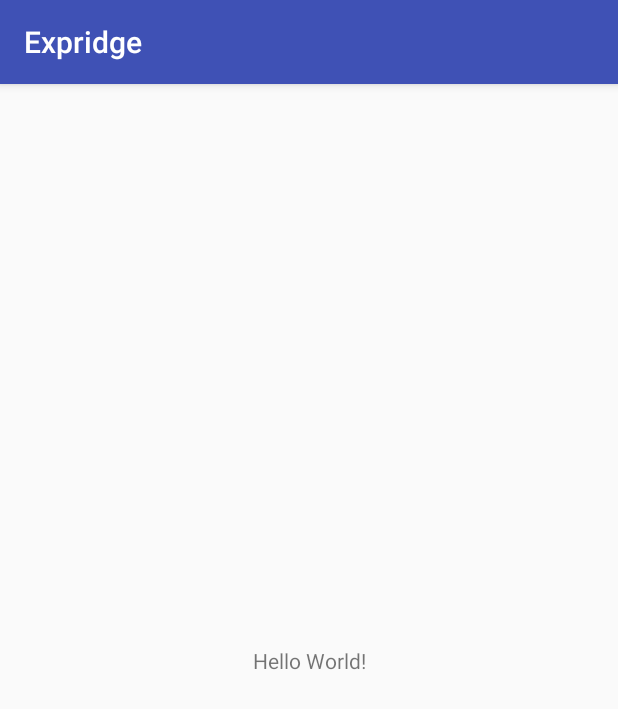
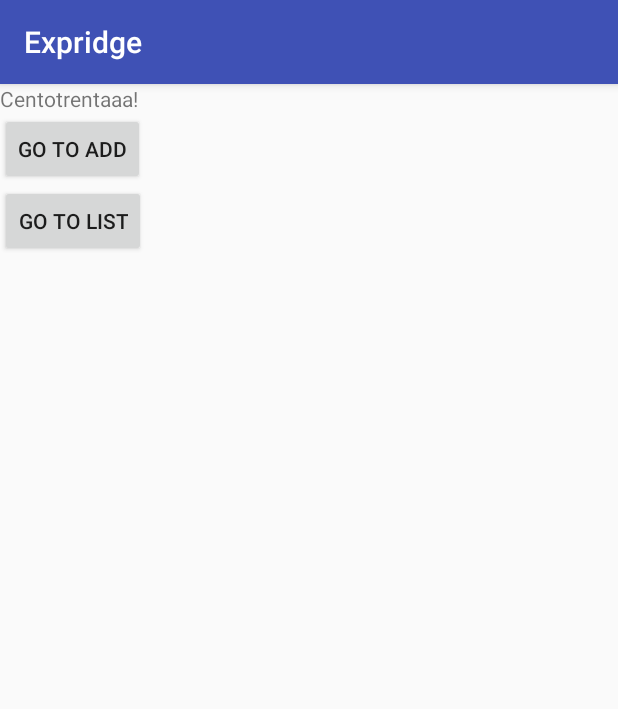
Before and after one commit to micmec/Expridge, an Android app: the screen it shows after launch (MainActivity), on a phone screen of 412 x 824 dp. Shown: the top 709 px of the screen. Run offline under Robolectric (Android 15) with nearby library versions, the phone set to English and light mode, and no system bars.

Commit message:
Split activities to work on different stuff

```diff
--- a/app/src/main/AndroidManifest.xml
+++ b/app/src/main/AndroidManifest.xml
@@ -16,6 +16,8 @@
                 <category android:name="android.intent.category.LAUNCHER" />
             </intent-filter>
         </activity>
+        <activity android:name=".AddItems" />
+        <activity android:name=".ListItems"></activity>
     </application>
 
 </manifest>
--- a/app/src/main/res/layout/activity_main.xml
+++ b/app/src/main/res/layout/activity_main.xml
@@ -1,18 +1,29 @@
 <?xml version="1.0" encoding="utf-8"?>
-<android.support.constraint.ConstraintLayout xmlns:android="http://schemas.android.com/apk/res/android"
-    xmlns:app="http://schemas.android.com/apk/res-auto"
-    xmlns:tools="http://schemas.android.com/tools"
-    android:layout_width="match_parent"
-    android:layout_height="match_parent"
-    tools:context="it.centotrenta.expridge.MainActivity">
+
+<LinearLayout
+xmlns:android="http://schemas.android.com/apk/res/android"
+android:id="@+id/topLayout"
+android:layout_width="match_parent"
+android:layout_height="match_parent"
+android:orientation="vertical">
 
     <TextView
         android:layout_width="wrap_content"
         android:layout_height="wrap_content"
-        android:text="Hello World!"
-        app:layout_constraintBottom_toBottomOf="parent"
-        app:layout_constraintLeft_toLeftOf="parent"
-        app:layout_constraintRight_toRightOf="parent"
-        app:layout_constraintTop_toTopOf="parent" />
+        android:text="Centotrentaaa!"/>
 
-</android.support.constraint.ConstraintLayout>
+
+    <Button
+        android:id="@+id/goToAddItems"
+        android:onClick="goToAdd"
+        android:text="Go To Add"
+        android:layout_width="wrap_content"
+        android:layout_height="wrap_content" />
+
+    <Button
+        android:id="@+id/goToList"
+        android:onClick="goToList"
+        android:text="Go To List"
+        android:layout_width="wrap_content"
+        android:layout_height="wrap_content" />
+</LinearLayout>
```
Also changed, not shown: app/src/main/java/it/centotrenta/expridge/AddItems.java (added, +13 -0 lines), app/src/main/java/it/centotrenta/expridge/ListItems.java (added, +13 -0 lines), app/src/main/java/it/centotrenta/expridge/MainActivity.java (+10 -0 lines), app/src/main/res/layout/activity_add_items.xml (added, +14 -0 lines), app/src/main/res/layout/activity_list_items.xml (added, +14 -0 lines).
